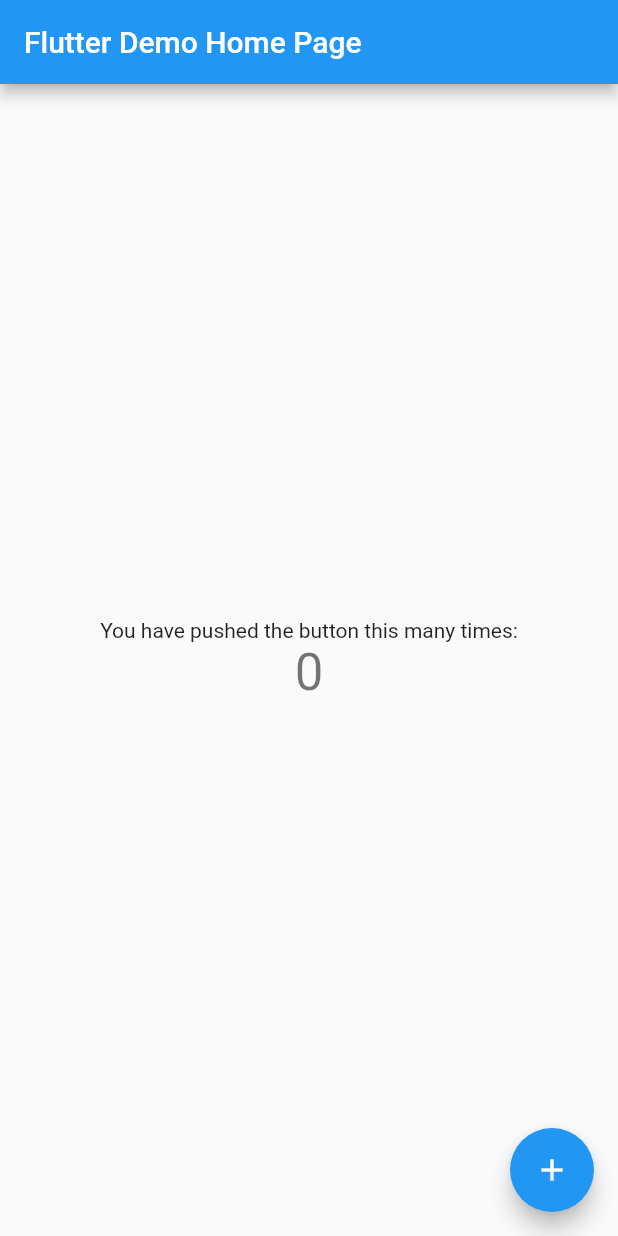
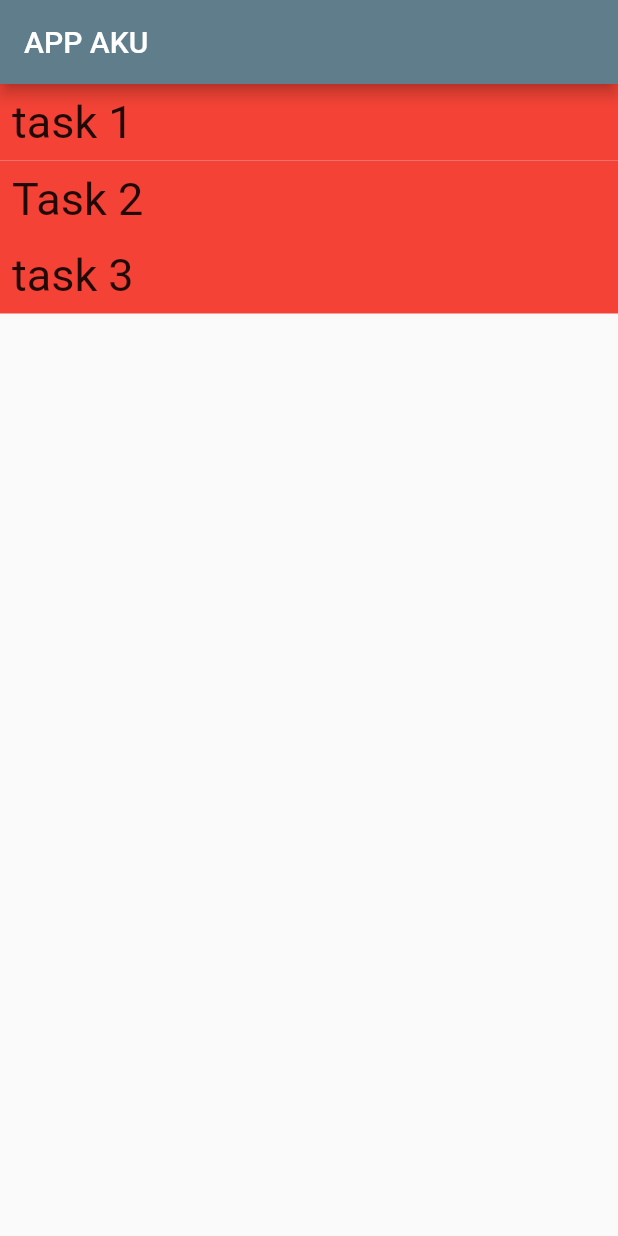
Before and after one commit to zakirzikri12/flutter-new-app, a Flutter app: the screen it shows after launch, on a phone screen of 412 x 824 dp. Run offline on Flutter 3.47's test engine with Material 2 defaults, Android fonts, the phone set to English and light mode, and no system bars.

Commit message:
create homescreen

```diff
--- a/lib/main.dart
+++ b/lib/main.dart
@@ -1,4 +1,5 @@
 import 'package:flutter/material.dart';
+import 'package:new_app_flutter/screen/homescreen.dart';
 
 void main() {
   runApp(const MyApp());
@@ -22,94 +23,96 @@ class MyApp extends StatelessWidget {
         // or simply save your changes to "hot reload" in a Flutter IDE).
         // Notice that the counter didn't reset back to zero; the application
         // is not restarted.
-        primarySwatch: Colors.blue,
+        primarySwatch: Colors.blueGrey,
       ),
-      home: const MyHomePage(title: 'Flutter Demo Home Page'),
+      home: HomeScreen(),
     );
   }
 }
 
-class MyHomePage extends StatefulWidget {
-  const MyHomePage({Key? key, required this.title}) : super(key: key);
-
-  // This widget is the home page of your application. It is stateful, meaning
-  // that it has a State object (defined below) that contains fields that affect
-  // how it looks.
-
-  // This class is the configuration for the state. It holds the values (in this
-  // case the title) provided by the parent (in this case the App widget) and
-  // used by the build method of the State. Fields in a Widget subclass are
-  // always marked "final".
-
-  final String title;
-
-  @override
-  State<MyHomePage> createState() => _MyHomePageState();
-}
-
-class _MyHomePageState extends State<MyHomePage> {
-  int _counter = 0;
-
-  void _incrementCounter() {
-    setState(() {
-      // This call to setState tells the Flutter framework that something has
-      // changed in this State, which causes it to rerun the build method below
-      // so that the display can reflect the updated values. If we changed
-      // _counter without calling setState(), then the build method would not be
-      // called again, and so nothing would appear to happen.
-      _counter++;
-    });
-  }
-
-  @override
-  Widget build(BuildContext context) {
-    // This method is rerun every time setState is called, for instance as done
-    // by the _incrementCounter method above.
-    //
-    // The Flutter framework has been optimized to make rerunning build methods
-    // fast, so that you can just rebuild anything that needs updating rather
-    // than having to individually change instances of widgets.
-    return Scaffold(
-      appBar: AppBar(
-        // Here we take the value from the MyHomePage object that was created by
-        // the App.build method, and use it to set our appbar title.
-        title: Text(widget.title),
-      ),
-      body: Center(
-        // Center is a layout widget. It takes a single child and positions it
-        // in the middle of the parent.
-        child: Column(
-          // Column is also a layout widget. It takes a list of children and
-          // arranges them vertically. By default, it sizes itself to fit its
-          // children horizontally, and tries to be as tall as its parent.
-          //
-          // Invoke "debug painting" (press "p" in the console, choose the
-          // "Toggle Debug Paint" action from the Flutter Inspector in Android
-          // Studio, or the "Toggle Debug Paint" command in Visual Studio Code)
-          // to see the wireframe for each widget.
-          //
-          // Column has various properties to control how it sizes itself and
-          // how it positions its children. Here we use mainAxisAlignment to
-          // center the children vertically; the main axis here is the vertical
-          // axis because Columns are vertical (the cross axis would be
-          // horizontal).
-          mainAxisAlignment: MainAxisAlignment.center,
-          children: <Widget>[
-            const Text(
-              'You have pushed the button this many times:',
-            ),
-            Text(
-              '$_counter',
-              style: Theme.of(context).textTheme.headline4,
-            ),
-          ],
-        ),
-      ),
-      floatingActionButton: FloatingActionButton(
-        onPressed: _incrementCounter,
-        tooltip: 'Increment',
-        child: const Icon(Icons.add),
-      ), // This trailing comma makes auto-formatting nicer for build methods.
-    );
-  }
-}
+// class MyHomePage extends StatefulWidget {
+//   const MyHomePage({Key? key, required this.title}) : super(key: key);
+//
+//   // This widget is the home page of your application. It is stateful, meaning
+//   // that it has a State object (defined below) that contains fields that affect
+//   // how it looks.
+//
+//   // This class is the configuration for the state. It holds the values (in this
+//   // case the title) provided by the parent (in this case the App widget) and
+//   // used by the build method of the State. Fields in a Widget subclass are
+//   // always marked "final".
+//
+//   final String title;
+//
+//   @override
+//   State<MyHomePage> createState() => _MyHomePageState();
+// }  //xleh ubah
+//
+// class _MyHomePageState extends State<MyHomePage> {  //boleh ubah
+//   int _counter = 0;
+//
+//   void _incrementCounter() {  //method
+//     setState(() {
+//       // This call to setState tells the Flutter framework that something has
+//       // changed in this State, which causes it to rerun the build method below
+//       // so that the display can reflect the updated values. If we changed
+//       // _counter without calling setState(), then the build method would not be
+//       // called again, and so nothing would appear to happen.
+//       _counter++;
+//     });
+//   }
+//
+//   @override
+//   Widget build(BuildContext context) {
+//     // This method is rerun every time setState is called, for instance as done
+//     // by the _incrementCounter method above.
+//     //
+//     // The Flutter framework has been optimized to make rerunning build methods
+//     // fast, so that you can just rebuild anything that needs updating rather
+//     // than having to individually change instances of widgets.
+//     return Scaffold(
+//       appBar: AppBar(
+//         // Here we take the value from the MyHomePage object that was created by
+//         // the App.build method, and use it to set our appbar title.
+//         title: Text(widget.title),
+//       ),
+//       body: Center(
+//         // Center is a layout widget. It takes a single child and positions it
+//         // in the middle of the parent.
+//         child: Column(
+//           // Column is also a layout widget. It takes a list of children and
+//           // arranges them vertically. By default, it sizes itself to fit its
+//           // children horizontally, and tries to be as tall as its parent.
+//           //
+//           // Invoke "debug painting" (press "p" in the console, choose the
+//           // "Toggle Debug Paint" action from the Flutter Inspector in Android
+//           // Studio, or the "Toggle Debug Paint" command in Visual Studio Code)
+//           // to see the wireframe for each widget.
+//           //
+//           // Column has various properties to control how it sizes itself and
+//           // how it positions its children. Here we use mainAxisAlignment to
+//           // center the children vertically; the main axis here is the vertical
+//           // axis because Columns are vertical (the cross axis would be
+//           // horizontal).
+//           mainAxisAlignment: MainAxisAlignment.center,
+//           children: <Widget>[
+//             Text(
+//               '$_counter',
+//               style: Theme.of(context).textTheme.headline4,
+//             ),
+//             const Text(
+//               'You have pushed the button this many times:',
+//             ),
+//
+//           ],
+//         ),
+//       ),
+//       floatingActionButton: FloatingActionButton(
+//         onPressed: _incrementCounter,
+//         tooltip: 'Increment',
+//         child: const Icon(Icons.add),
+//       ), // This trailing comma makes auto-formatting nicer for build methods.
+//     );
+//   }
+// }
+//
--- /dev/null
+++ b/lib/screen/homescreen.dart
@@ -0,0 +1,49 @@
+import 'package:flutter/cupertino.dart';
+import 'package:flutter/material.dart';   //material.dart
+
+
+
+class HomeScreen extends StatelessWidget {
+  // const HomeScreen({Key? key}) : super(key: key);
+
+  @override
+  Widget build(BuildContext context) {
+    return Scaffold(
+      appBar: AppBar
+        (title:Text('APP AKU'),
+      ),
+      body:ListView(
+        children: List.generate(tasklist.length, (index) => CustomText(text: tasklist[index]))
+        //
+        // [
+        //   CustomText(text: 'Task1'),
+        //   CustomText(text : 'Task2'),
+        //   CustomText(text : 'Task3'),
+        //
+        // ],
+      ),
+    );
+  }
+}
+
+class CustomText extends StatelessWidget {
+  final String text;
+
+  CustomText({required this.text});
+  @override
+  Widget build(BuildContext context) {
+    return Container(
+      padding: const EdgeInsets.all(8.0),
+      color: Colors.red,
+      child: Text(
+        text,
+        style: TextStyle(fontSize: 30),
+      ),
+    );
+  }
+}
+
+
+List<String> tasklist = [
+'task 1','Task 2','task 3'
+];
```
